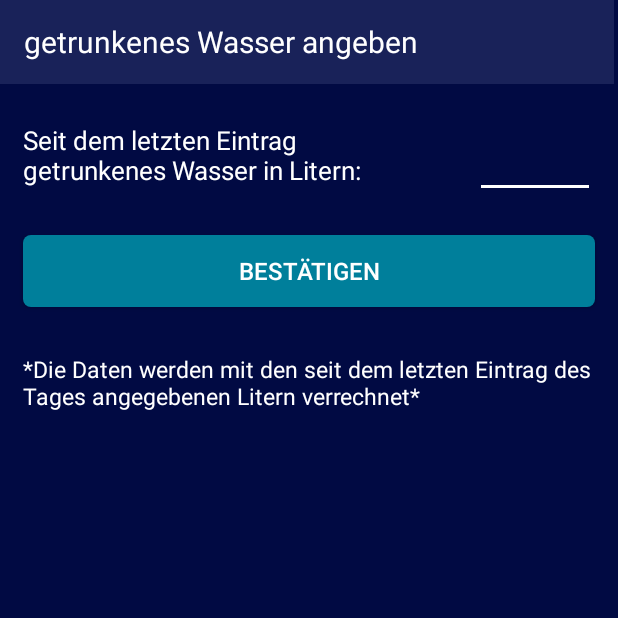
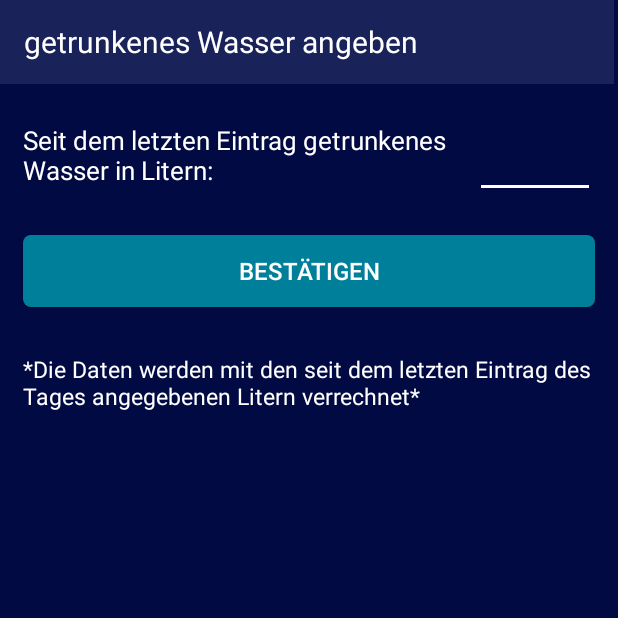
Before and after one commit to Marvintschi/mySmartNutrition, an Android app: the AddDrunkWater screen opened directly, with no data from a screen before it, on a phone screen of 412 x 824 dp, the top half of it. Run offline under Robolectric (Android 15) with nearby library versions, the phone set to English and light mode, and no system bars; our stand-ins replace Volley; network calls fail.

Commit message:
small fixes

```diff
--- a/app/src/main/res/layout/activity_add_drunk_water.xml
+++ b/app/src/main/res/layout/activity_add_drunk_water.xml
@@ -42,9 +42,9 @@
 
         <TextView
             android:id="@+id/textView2"
-            android:layout_width="wrap_content"
+            android:layout_width="293dp"
             android:layout_height="wrap_content"
-            android:layout_marginRight="10dp"
+            android:layout_marginRight="8dp"
             android:layout_weight="1"
             android:text="Seit dem letzten Eintrag getrunkenes Wasser in Litern:"
             android:textColor="#FFFFFF"
```
